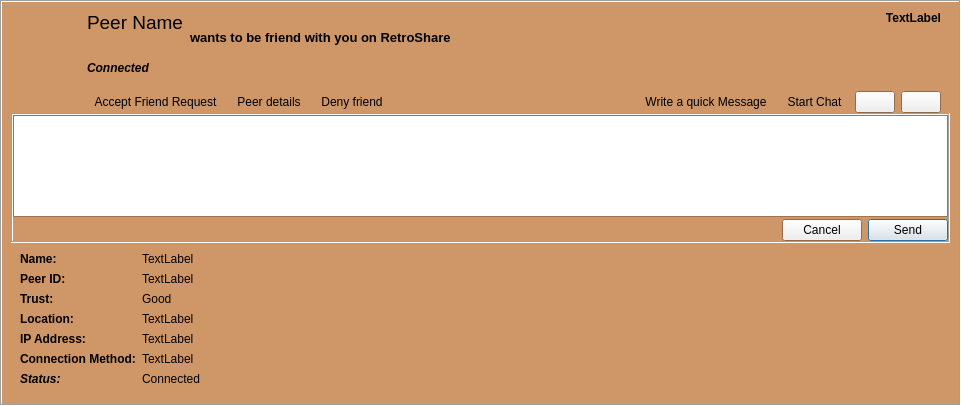
RetroShare/RetroShare, file retroshare-gui/src/gui/feeds/SecurityItem.ui: the form before one commit.
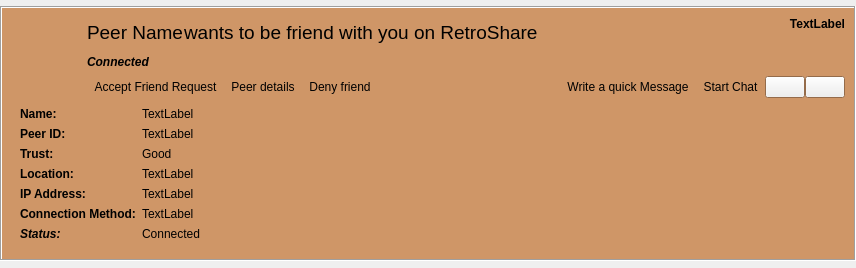
The form after the commit. Icons and pictures are not drawn. Custom widgets are drawn as their Qt base class.

Commit message: clean up SecurityItem, removed unused old stuff

Diff of the .ui file:
```diff
--- a/retroshare-gui/src/gui/feeds/SecurityItem.ui
+++ b/retroshare-gui/src/gui/feeds/SecurityItem.ui
@@ -6,8 +6,8 @@
    <rect>
     <x>0</x>
     <y>0</y>
-    <width>961</width>
-    <height>406</height>
+    <width>856</width>
+    <height>268</height>
    </rect>
   </property>
   <layout class="QGridLayout">
@@ -17,7 +17,7 @@
    <item row="0" column="0">
     <widget class="QFrame" name="frame">
      <property name="sizePolicy">
-      <sizepolicy hsizetype="Expanding" vsizetype="Preferred">
+      <sizepolicy hsizetype="Expanding" vsizetype="Fixed">
        <horstretch>0</horstretch>
        <verstretch>0</verstretch>
       </sizepolicy>
@@ -74,14 +74,17 @@
       </property>
       <item row="0" column="0">
        <widget class="QFrame" name="frame_2">
+        <property name="sizePolicy">
+         <sizepolicy hsizetype="Preferred" vsizetype="Expanding">
+          <horstretch>0</horstretch>
+          <verstretch>0</verstretch>
+         </sizepolicy>
+        </property>
         <layout class="QGridLayout">
-         <property name="leftMargin">
+         <property name="verticalSpacing">
           <number>0</number>
          </property>
-         <property name="topMargin">
-          <number>0</number>
-         </property>
-         <property name="bottomMargin">
+         <property name="margin">
           <number>0</number>
          </property>
          <item row="0" column="0" rowspan="2">
@@ -98,6 +101,9 @@
              <height>70</height>
             </size>
            </property>
+           <property name="alignment">
+            <set>Qt::AlignLeading|Qt::AlignLeft|Qt::AlignTop</set>
+           </property>
           </widget>
          </item>
          <item row="0" column="1">
@@ -113,7 +119,7 @@
               <string notr="true">Peer Name</string>
              </property>
              <property name="alignment">
-              <set>Qt::AlignLeading|Qt::AlignLeft|Qt::AlignTop</set>
+              <set>Qt::AlignLeading|Qt::AlignLeft|Qt::AlignVCenter</set>
              </property>
             </widget>
            </item>
@@ -150,16 +156,16 @@
              </property>
              <property name="font">
               <font>
-               <pointsize>10</pointsize>
-               <weight>75</weight>
-               <bold>true</bold>
+               <pointsize>14</pointsize>
+               <weight>50</weight>
+               <bold>false</bold>
               </font>
              </property>
              <property name="text">
               <string>wants to be friend with you on RetroShare</string>
              </property>
              <property name="alignment">
-              <set>Qt::AlignBottom|Qt::AlignLeading|Qt::AlignLeft</set>
+              <set>Qt::AlignLeading|Qt::AlignLeft|Qt::AlignVCenter</set>
              </property>
              <property name="wordWrap">
               <bool>true</bool>
@@ -395,72 +401,6 @@
        </widget>
       </item>
       <item row="1" column="0">
-       <widget class="QFrame" name="messageframe">
-        <property name="maximumSize">
-         <size>
-          <width>16777215</width>
-          <height>130</height>
-         </size>
-        </property>
-        <property name="frameShape">
-         <enum>QFrame::Box</enum>
-        </property>
-        <property name="frameShadow">
-         <enum>QFrame::Sunken</enum>
-        </property>
-        <layout class="QGridLayout">
-         <property name="verticalSpacing">
-          <number>2</number>
-         </property>
-         <property name="margin">
-          <number>0</number>
-         </property>
-         <item row="1" column="1">
-          <widget class="QPushButton" name="cancelButton">
-           <property name="focusPolicy">
-            <enum>Qt::NoFocus</enum>
-           </property>
-           <property name="text">
-            <string>Cancel</string>
-           </property>
-          </widget>
-         </item>
-         <item row="1" column="2">
-          <widget class="QPushButton" name="sendmsgButton">
-           <property name="focusPolicy">
-            <enum>Qt::NoFocus</enum>
-           </property>
-           <property name="text">
-            <string>Send</string>
-           </property>
-           <property name="autoDefault">
-            <bool>false</bool>
-           </property>
-           <property name="default">
-            <bool>true</bool>
-           </property>
-          </widget>
-         </item>
-         <item row="1" column="0">
-          <spacer name="horizontalSpacer_2">
-           <property name="orientation">
-            <enum>Qt::Horizontal</enum>
-           </property>
-           <property name="sizeHint" stdset="0">
-            <size>
-             <width>469</width>
-             <height>20</height>
-            </size>
-           </property>
-          </spacer>
-         </item>
-         <item row="0" column="0" colspan="3">
-          <widget class="QTextEdit" name="quickmsgText"/>
-         </item>
-        </layout>
-       </widget>
-      </item>
-      <item row="2" column="0">
        <widget class="QFrame" name="expandFrame">
         <layout class="QGridLayout">
          <item row="0" column="0">
```
The commit also changes 2 other files.
